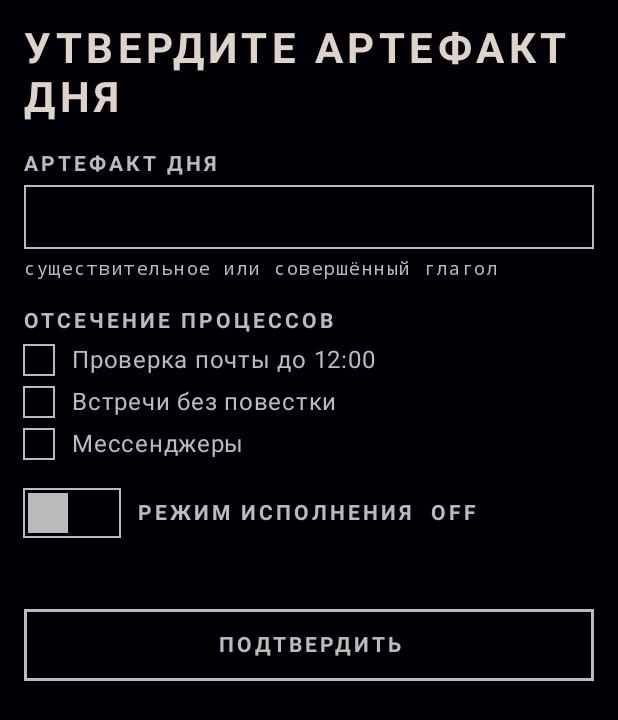
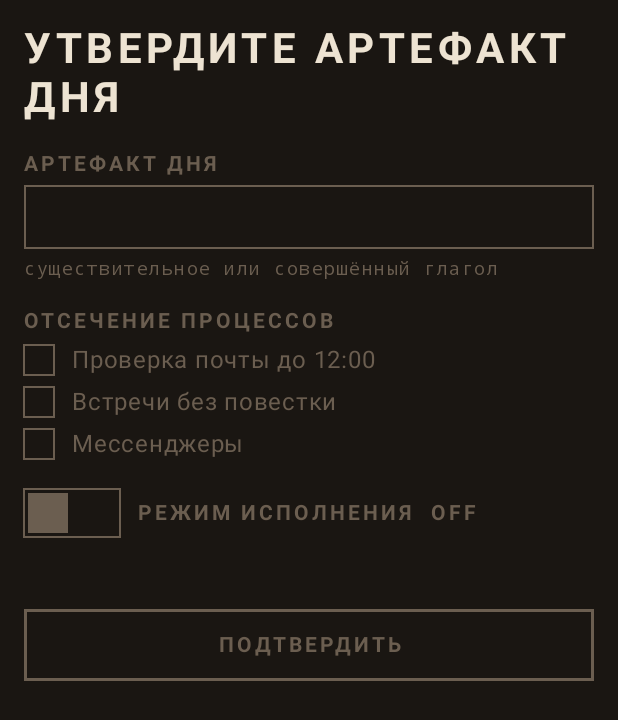
Before and after one commit to igorverevkin1992/avangard-app, an Android app built with Jetpack Compose: the screen it shows after launch (MainActivity), after a tap on an icon or button, on a phone screen of 412 x 824 dp. Shown: the top 720 px of the screen. Run offline under Robolectric (Android 15) with nearby library versions, the phone set to English and light mode, and no system bars; our stand-ins replace Dagger/Hilt's generated code, Room's generated code.

Commit message:
feat(theme): Objectivist dark palette + safe insets + СРЕЗ СТАТУСА
v2.0 Phase 1: switch from constructivist (red/yellow/cream) to Objectivist
industrial palette — anthracite ink, ivory parchment, Atlas red, Rearden
copper, blueprint cyan. Renames MachineColors tokens across all screens
and components in one mechanical pass; adjusts darkColorScheme slots.

Wraps the NavHost in a Scaffold with WindowInsets.systemBars so content
no longer slides under the status bar (fixes 11:34 overlap on Xiaomi).

Replaces the obscure 13:00 notification text "Сбой сроков" with the
explicit cue "СРЕЗ СТАТУСА" requested by the operator.

https://claude.ai/code/session_01UZj9CXrfhnv3YyffMa3KX4

```diff
--- a/app/src/main/java/com/avangard/app/MainActivity.kt
+++ b/app/src/main/java/com/avangard/app/MainActivity.kt
@@ -4,9 +4,12 @@ import android.os.Bundle
 import androidx.activity.ComponentActivity
 import androidx.activity.compose.setContent
 import androidx.activity.enableEdgeToEdge
-import androidx.compose.foundation.background
+import androidx.compose.foundation.layout.Box
+import androidx.compose.foundation.layout.WindowInsets
 import androidx.compose.foundation.layout.fillMaxSize
-import androidx.compose.material3.Surface
+import androidx.compose.foundation.layout.padding
+import androidx.compose.foundation.layout.systemBars
+import androidx.compose.material3.Scaffold
 import androidx.compose.runtime.Composable
 import androidx.compose.ui.Modifier
 import com.avangard.app.navigation.AvangardNavHost
@@ -26,13 +29,14 @@ class MainActivity : ComponentActivity() {
 @Composable
 private fun AvangardApp() {
     MachineTheme {
-        Surface(
-            modifier = Modifier
-                .fillMaxSize()
-                .background(MachineColors.Background),
-            color = MachineColors.Background,
-        ) {
-            AvangardNavHost()
+        Scaffold(
+            modifier = Modifier.fillMaxSize(),
+            containerColor = MachineColors.Anthracite,
+            contentWindowInsets = WindowInsets.systemBars,
+        ) { padding ->
+            Box(Modifier.padding(padding)) {
+                AvangardNavHost()
+            }
         }
     }
 }
--- a/app/src/main/java/com/avangard/app/core/ui/components/IndustrialCheckbox.kt
+++ b/app/src/main/java/com/avangard/app/core/ui/components/IndustrialCheckbox.kt
@@ -24,7 +24,7 @@ fun IndustrialCheckbox(
     onCheckedChange: (Boolean) -> Unit,
     modifier: Modifier = Modifier,
 ) {
-    val color = if (checked) MachineColors.IndicationYellow else MachineColors.OutlineGray
+    val color = if (checked) MachineColors.ReardenCopper else MachineColors.WarmGray
     val interactionSource = remember { MutableInteractionSource() }
     Row(
         modifier = modifier.clickable(
--- a/app/src/main/java/com/avangard/app/core/ui/components/IndustrialGauge.kt
+++ b/app/src/main/java/com/avangard/app/core/ui/components/IndustrialGauge.kt
@@ -34,9 +34,9 @@ fun IndustrialGauge(
     majorTicks: Int = 10,
     minorTicksPerMajor: Int = 5,
     label: String? = null,
-    valueColor: Color = MachineColors.IndicationYellow,
-    frameColor: Color = MachineColors.OutlineGray,
-    textColor: Color = MachineColors.TextPrimary,
+    valueColor: Color = MachineColors.ReardenCopper,
+    frameColor: Color = MachineColors.WarmGray,
+    textColor: Color = MachineColors.Ivory,
 ) {
     val clamped = progress.coerceIn(0f, 1f)
     val animated by animateFloatAsState(
--- a/app/src/main/java/com/avangard/app/core/ui/components/IndustrialToggle.kt
+++ b/app/src/main/java/com/avangard/app/core/ui/components/IndustrialToggle.kt
@@ -33,8 +33,8 @@ fun IndustrialToggle(
     onCheckedChange: (Boolean) -> Unit,
     modifier: Modifier = Modifier,
 ) {
-    val activeColor = MachineColors.IndicationYellow
-    val inactiveColor = MachineColors.OutlineGray
+    val activeColor = MachineColors.ReardenCopper
+    val inactiveColor = MachineColors.WarmGray
     val color = if (checked) activeColor else inactiveColor
     val knobOffset by animateFloatAsState(
         targetValue = if (checked) 1f else 0f,
--- a/app/src/main/java/com/avangard/app/core/ui/components/OscilloscopeChart.kt
+++ b/app/src/main/java/com/avangard/app/core/ui/components/OscilloscopeChart.kt
@@ -22,9 +22,9 @@ import com.avangard.app.ui.theme.MachineColors
 fun OscilloscopeChart(
     points: List<ChartPoint>,
     modifier: Modifier = Modifier,
-    seriesColor: Color = MachineColors.IndicationYellow,
-    gridColor: Color = MachineColors.OutlineGray,
-    failureColor: Color = MachineColors.SignalRed,
+    seriesColor: Color = MachineColors.ReardenCopper,
+    gridColor: Color = MachineColors.WarmGray,
+    failureColor: Color = MachineColors.AtlasRed,
 ) {
     Canvas(modifier = modifier) {
         // Grid: 5 horizontal divisions, ten vertical.
--- a/app/src/main/java/com/avangard/app/feature/dashboard/DashboardScreen.kt
+++ b/app/src/main/java/com/avangard/app/feature/dashboard/DashboardScreen.kt
@@ -71,7 +71,7 @@ internal fun DashboardContent(
     Column(
         modifier = modifier
             .fillMaxSize()
-            .background(MachineColors.Background)
+            .background(MachineColors.Anthracite)
             .padding(16.dp),
         verticalArrangement = Arrangement.spacedBy(20.dp),
     ) {
@@ -119,18 +119,18 @@ private fun TargetBlock(
     Column(
         modifier = Modifier
             .fillMaxWidth()
-            .border(width = 1.dp, color = MachineColors.OutlineGray)
+            .border(width = 1.dp, color = MachineColors.WarmGray)
             .padding(16.dp),
         verticalArrangement = Arrangement.spacedBy(12.dp),
     ) {
         Text(
             text = stringResource(R.string.dashboard_target_label),
-            color = MachineColors.OutlineGray,
+            color = MachineColors.WarmGray,
             style = MaterialTheme.typography.labelLarge,
         )
         Text(
             text = target ?: stringResource(R.string.dashboard_target_empty),
-            color = if (target == null || isFailure) MachineColors.SignalRed else MachineColors.TextPrimary,
+            color = if (target == null || isFailure) MachineColors.AtlasRed else MachineColors.Ivory,
             style = MaterialTheme.typography.headlineLarge,
         )
         if (!isInitialized) {
@@ -152,10 +152,10 @@ private fun DashboardActionButton(label: String, onClick: () -> Unit) {
     val interactionSource = remember { MutableInteractionSource() }
     Text(
         text = "> $label",
-        color = MachineColors.IndicationYellow,
+        color = MachineColors.ReardenCopper,
         style = MaterialTheme.typography.labelLarge,
         modifier = Modifier
-            .border(width = 1.dp, color = MachineColors.IndicationYellow)
+            .border(width = 1.dp, color = MachineColors.ReardenCopper)
             .clickable(
                 interactionSource = interactionSource,
                 indication = null,
@@ -170,7 +170,7 @@ private fun GaugeBlock(progress: Float) {
     Column(modifier = Modifier.fillMaxWidth()) {
         Text(
             text = stringResource(R.string.dashboard_progress_label),
-            color = MachineColors.OutlineGray,
+            color = MachineColors.WarmGray,
             style = MaterialTheme.typography.labelLarge,
         )
         Spacer(Modifier.height(8.dp))
--- a/app/src/main/java/com/avangard/app/feature/report/morning/MorningReportScreen.kt
+++ b/app/src/main/java/com/avangard/app/feature/report/morning/MorningReportScreen.kt
@@ -74,14 +74,14 @@ internal fun MorningReportContent(
     Column(
         modifier = modifier
             .fillMaxSize()
-            .background(MachineColors.Background)
+            .background(MachineColors.Anthracite)
             .verticalScroll(rememberScrollState())
             .padding(16.dp),
         verticalArrangement = Arrangement.spacedBy(20.dp),
     ) {
         Text(
             text = stringResource(R.string.report_morning_directive),
-            color = MachineColors.TextPrimary,
+            color = MachineColors.Ivory,
             style = MaterialTheme.typography.headlineLarge,
         )
 
@@ -93,7 +93,7 @@ internal fun MorningReportContent(
         Column(verticalArrangement = Arrangement.spacedBy(8.dp)) {
             Text(
                 text = stringResource(R.string.morning_waste_label),
-                color = MachineColors.OutlineGray,
+                color = MachineColors.WarmGray,
                 style = MaterialTheme.typography.labelLarge,
             )
             IndustrialCheckbox(
@@ -136,27 +136,27 @@ private fun ArtifactField(value: String, onValueChange: (String) -> Unit) {
     Column(verticalArrangement = Arrangement.spacedBy(6.dp)) {
         Text(
             text = stringResource(R.string.morning_artifact_field),
-            color = MachineColors.OutlineGray,
+            color = MachineColors.WarmGray,
             style = MaterialTheme.typography.labelLarge,
         )
         BasicTextField(
             value = value,
             onValueChange = onValueChange,
             singleLine = true,
-            cursorBrush = SolidColor(MachineColors.IndicationYellow),
-            textStyle = MaterialTheme.typography.bodyLarge.copy(color = MachineColors.TextPrimary),
+            cursorBrush = SolidColor(MachineColors.ReardenCopper),
+            textStyle = MaterialTheme.typography.bodyLarge.copy(color = MachineColors.Ivory),
             keyboardOptions = KeyboardOptions(
                 capitalization = KeyboardCapitalization.Sentences,
                 imeAction = ImeAction.Done,
             ),
             modifier = Modifier
                 .fillMaxWidth()
-                .border(width = 1.dp, color = MachineColors.OutlineGray)
+                .border(width = 1.dp, color = MachineColors.WarmGray)
                 .padding(horizontal = 12.dp, vertical = 12.dp),
         )
         Text(
             text = stringResource(R.string.morning_artifact_hint),
-            color = MachineColors.OutlineGray,
+            color = MachineColors.WarmGray,
             style = MaterialTheme.typography.labelMedium,
         )
     }
@@ -176,18 +176,18 @@ internal fun ErrorBanner(error: ReportError) {
     }
     Text(
         text = stringResource(resId),
-        color = MachineColors.SignalRed,
+        color = MachineColors.AtlasRed,
         style = MaterialTheme.typography.labelLarge,
         modifier = Modifier
             .fillMaxWidth()
-            .border(width = 1.dp, color = MachineColors.SignalRed)
+            .border(width = 1.dp, color = MachineColors.AtlasRed)
             .padding(12.dp),
     )
 }
 
 @Composable
 internal fun ConfirmButton(label: String, enabled: Boolean, onClick: () -> Unit) {
-    val color = if (enabled) MachineColors.IndicationYellow else MachineColors.OutlineGray
+    val color = if (enabled) MachineColors.ReardenCopper else MachineColors.WarmGray
     val interactionSource = remember { MutableInteractionSource() }
     Text(
         text = label,
--- a/app/src/main/java/com/avangard/app/sync/notifications/ReportNotificationPresenter.kt
+++ b/app/src/main/java/com/avangard/app/sync/notifications/ReportNotificationPresenter.kt
@@ -53,7 +53,7 @@ class ReportNotificationPresenter @Inject constructor(
         )
         val notification = NotificationCompat.Builder(context, CHANNEL_ID)
             .setSmallIcon(R.drawable.ic_stat_avangard)
-            .setColor(android.graphics.Color.parseColor("#EFCC26"))
+            .setColor(android.graphics.Color.parseColor("#B87333"))
             .setContentTitle(context.getString(titleRes))
             .setContentText(context.getString(R.string.app_name))
             .setPriority(NotificationCompat.PRIORITY_HIGH)
--- a/app/src/main/java/com/avangard/app/sync/permissions/PermissionGate.kt
+++ b/app/src/main/java/com/avangard/app/sync/permissions/PermissionGate.kt
@@ -71,7 +71,7 @@ private fun DegradationBanner(modifier: Modifier = Modifier, onClick: () -> Unit
     Column(
         modifier = modifier
             .fillMaxWidth()
-            .border(width = 1.dp, color = MachineColors.SignalRed)
+            .border(width = 1.dp, color = MachineColors.AtlasRed)
             .clickable(
                 interactionSource = interactionSource,
                 indication = null,
@@ -82,12 +82,12 @@ private fun DegradationBanner(modifier: Modifier = Modifier, onClick: () -> Unit
     ) {
         Text(
             text = "ТОЧНОСТЬ СНИЖЕНА",
-            color = MachineColors.SignalRed,
+            color = MachineColors.AtlasRed,
             style = MaterialTheme.typography.labelLarge,
         )
         Text(
             text = "Требуется разрешение на точный будильник",
-            color = MachineColors.TextPrimary,
+            color = MachineColors.Ivory,
             style = MaterialTheme.typography.bodyMedium,
         )
     }
--- a/app/src/main/java/com/avangard/app/ui/theme/Color.kt
+++ b/app/src/main/java/com/avangard/app/ui/theme/Color.kt
@@ -3,9 +3,11 @@ package com.avangard.app.ui.theme
 import androidx.compose.ui.graphics.Color
 
 object MachineColors {
-    val Background = Color(0xFF010006)
-    val TextPrimary = Color(0xFFDFD2C9)
-    val SignalRed = Color(0xFFFF0000)
-    val IndicationYellow = Color(0xFFEFCC26)
-    val OutlineGray = Color(0xFFBBBBBB)
+    val Anthracite = Color(0xFF1A1612)
+    val Ivory = Color(0xFFEDE3D2)
+    val AtlasRed = Color(0xFFA52818)
+    val ReardenCopper = Color(0xFFB87333)
+    val WarmGray = Color(0xFF6B5E50)
+    val BlueprintCyan = Color(0xFF3A8FB7)
+    val SteelEdge = Color(0xFF8B7D6B)
 }
--- a/app/src/main/java/com/avangard/app/ui/theme/Theme.kt
+++ b/app/src/main/java/com/avangard/app/ui/theme/Theme.kt
@@ -5,17 +5,17 @@ import androidx.compose.material3.darkColorScheme
 import androidx.compose.runtime.Composable
 
 private val MachineColorScheme = darkColorScheme(
-    primary = MachineColors.IndicationYellow,
-    onPrimary = MachineColors.Background,
-    secondary = MachineColors.OutlineGray,
-    onSecondary = MachineColors.Background,
-    error = MachineColors.SignalRed,
-    onError = MachineColors.TextPrimary,
-    background = MachineColors.Background,
-    onBackground = MachineColors.TextPrimary,
-    surface = MachineColors.Background,
-    onSurface = MachineColors.TextPrimary,
-    outline = MachineColors.OutlineGray,
+    primary = MachineColors.ReardenCopper,
+    onPrimary = MachineColors.Anthracite,
+    secondary = MachineColors.BlueprintCyan,
+    onSecondary = MachineColors.Anthracite,
+    error = MachineColors.AtlasRed,
+    onError = MachineColors.Ivory,
+    background = MachineColors.Anthracite,
+    onBackground = MachineColors.Ivory,
+    surface = MachineColors.Anthracite,
+    onSurface = MachineColors.Ivory,
+    outline = MachineColors.WarmGray,
 )
 
 @Composable
--- a/app/src/main/res/values/strings.xml
+++ b/app/src/main/res/values/strings.xml
@@ -11,7 +11,7 @@
     <string name="failure_analysis_header">АНАЛИЗ ОТКАЗА</string>
     <string name="notification_evening_due">Требуется вечерний рапорт</string>
     <string name="notification_artifact_capture">Зафиксируйте артефакты</string>
-    <string name="notification_deadline_breach">Сбой сроков</string>
+    <string name="notification_deadline_breach">СРЕЗ СТАТУСА</string>
 
     <string name="action_open_morning_report">УТВЕРДИТЬ АРТЕФАКТ</string>
     <string name="action_open_evening_report">ВЕЧЕРНИЙ РАПОРТ</string>
--- a/app/src/main/res/values/themes.xml
+++ b/app/src/main/res/values/themes.xml
@@ -1,8 +1,8 @@
 <?xml version="1.0" encoding="utf-8"?>
 <resources>
     <style name="Theme.Avangard" parent="android:Theme.Material.NoActionBar">
-        <item name="android:statusBarColor">#010006</item>
-        <item name="android:navigationBarColor">#010006</item>
+        <item name="android:statusBarColor">#1A1612</item>
+        <item name="android:navigationBarColor">#1A1612</item>
         <item name="android:windowLightStatusBar">false</item>
     </style>
 </resources>
```
Also changed, not shown: app/src/main/java/com/avangard/app/feature/analytics/AnalyticsScreen.kt (+8 -8 lines), app/src/main/java/com/avangard/app/feature/report/evening/EveningReportScreen.kt (+21 -21 lines), app/src/main/java/com/avangard/app/feature/settings/SettingsScreen.kt (+11 -11 lines), app/src/main/res/values/colors.xml (+6 -5 lines).
